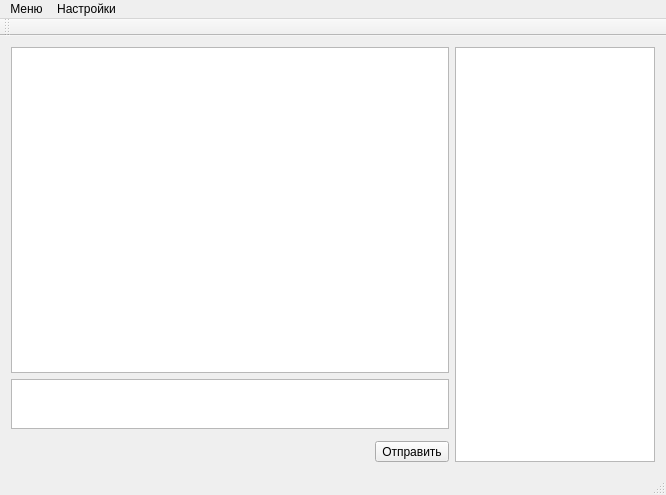
This is UdpClient/client.ui in ulkiorra1992/UdpChat as Qt 5 draws it before an edit. The edited form follows.
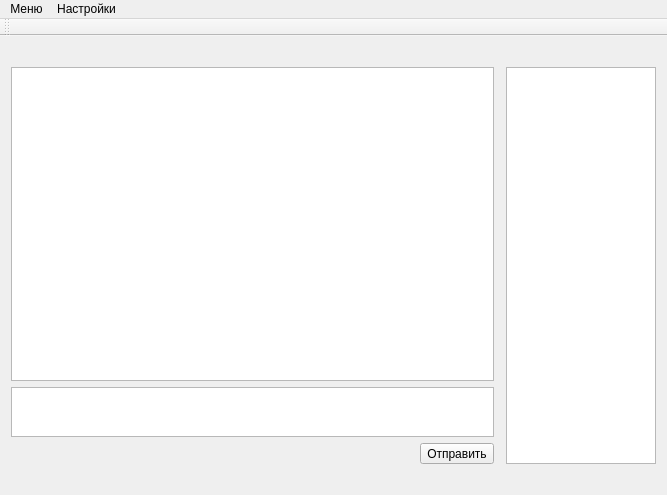
This is the edited form. Icons and pictures are not drawn.

```diff
--- a/UdpClient/client.ui
+++ b/UdpClient/client.ui
@@ -6,7 +6,7 @@
    <rect>
     <x>0</x>
     <y>0</y>
-    <width>666</width>
+    <width>667</width>
     <height>495</height>
    </rect>
   </property>
@@ -15,7 +15,48 @@
   </property>
   <widget class="QWidget" name="centralWidget">
    <layout class="QGridLayout" name="gridLayout">
-    <item row="4" column="0">
+    <item row="0" column="0" colspan="2">
+     <widget class="QLabel" name="lblStateRegAuthorization">
+      <property name="styleSheet">
+       <string notr="true">color: rgb(170, 0, 0);
+font: 75 10pt &quot;DejaVu Sans Mono&quot;;</string>
+      </property>
+      <property name="text">
+       <string/>
+      </property>
+     </widget>
+    </item>
+    <item row="1" column="2" rowspan="3">
+     <widget class="QListWidget" name="listWidget">
+      <property name="maximumSize">
+       <size>
+        <width>150</width>
+        <height>16777215</height>
+       </size>
+      </property>
+     </widget>
+    </item>
+    <item row="2" column="0">
+     <widget class="QTextEdit" name="TeMessageOut">
+      <property name="maximumSize">
+       <size>
+        <width>16777215</width>
+        <height>50</height>
+       </size>
+      </property>
+      <property name="acceptRichText">
+       <bool>true</bool>
+      </property>
+     </widget>
+    </item>
+    <item row="1" column="0">
+     <widget class="QTextEdit" name="TeMessageIn">
+      <property name="readOnly">
+       <bool>true</bool>
+      </property>
+     </widget>
+    </item>
+    <item row="3" column="0">
      <layout class="QHBoxLayout" name="horizontalLayout">
       <item>
        <spacer name="horizontalSpacer">
@@ -39,26 +80,10 @@
       </item>
      </layout>
     </item>
-    <item row="1" column="0">
-     <widget class="QTextEdit" name="TeMessageIn"/>
-    </item>
-    <item row="2" column="0">
-     <widget class="QTextEdit" name="TeMessageOut">
-      <property name="maximumSize">
-       <size>
-        <width>16777215</width>
-        <height>50</height>
-       </size>
-      </property>
-     </widget>
-    </item>
-    <item row="1" column="1" rowspan="4">
-     <widget class="QListWidget" name="listWidgetUsers">
-      <property name="maximumSize">
-       <size>
-        <width>200</width>
-        <height>16777215</height>
-       </size>
+    <item row="4" column="0">
+     <widget class="QLabel" name="lblState">
+      <property name="text">
+       <string/>
       </property>
      </widget>
     </item>
@@ -69,7 +94,7 @@
     <rect>
      <x>0</x>
      <y>0</y>
-     <width>666</width>
+     <width>667</width>
      <height>21</height>
     </rect>
    </property>
@@ -98,7 +123,6 @@
     <bool>false</bool>
    </attribute>
   </widget>
-  <widget class="QStatusBar" name="statusBar"/>
   <action name="Registration">
    <property name="text">
     <string>Зарегистрирваться</string>
```
Left out of the diff: 2 changed lines with no effect on the pictures.
